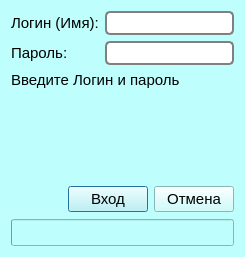
This is dialog_login.ui in PanchukDima/pndbase as Qt 5 draws it before an edit. The edited form follows.
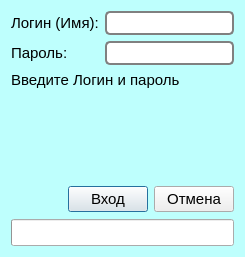
This is the edited form. Icons and pictures are not drawn.

```diff
--- a/dialog_login.ui
+++ b/dialog_login.ui
@@ -6,7 +6,7 @@
    <rect>
     <x>0</x>
     <y>0</y>
-    <width>233</width>
+    <width>240</width>
     <height>257</height>
    </rect>
   </property>
@@ -23,7 +23,9 @@
     <normaloff>:/icon/png/images/NZT.png</normaloff>:/icon/png/images/NZT.png</iconset>
   </property>
   <property name="styleSheet">
-   <string notr="true">background:rgb(190, 255, 253)</string>
+   <string notr="true">QDialog{
+background:rgb(190, 255, 253)
+}</string>
   </property>
   <property name="inputMethodHints">
    <set>Qt::ImhNone</set>
```
Left out of the diff: 8 changed lines with no effect on the pictures.
